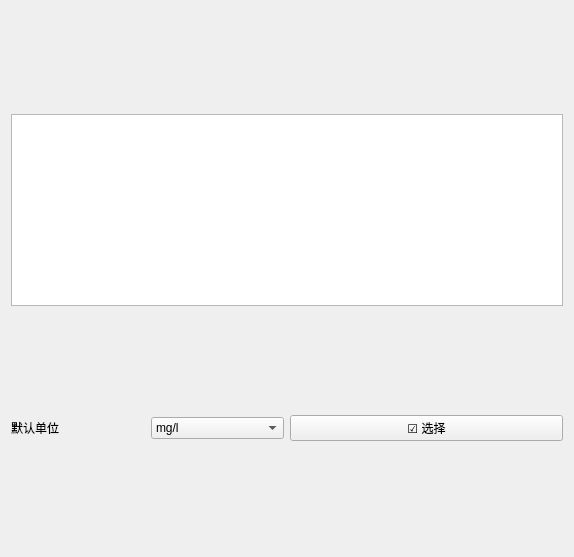
Above: src/config_ui/qt/src/config/ui/variant_edit/ve_unitset.ui from eth-from-zero/qzy-environmental-monitoring before the change. Below: the same form after it.
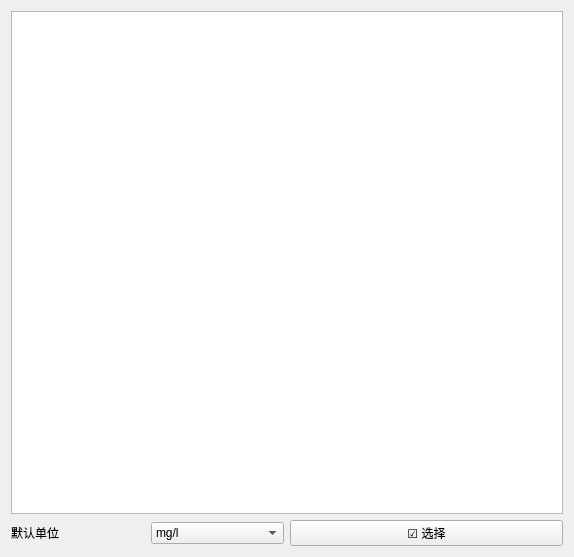
That is the form after the change.

```diff
--- a/src/config_ui/qt/src/config/ui/variant_edit/ve_unitset.ui
+++ b/src/config_ui/qt/src/config/ui/variant_edit/ve_unitset.ui
@@ -10,6 +10,12 @@
     <height>557</height>
    </rect>
   </property>
+  <property name="sizePolicy">
+   <sizepolicy hsizetype="Preferred" vsizetype="Expanding">
+    <horstretch>0</horstretch>
+    <verstretch>0</verstretch>
+   </sizepolicy>
+  </property>
   <property name="windowTitle">
    <string>Form</string>
   </property>
@@ -17,11 +23,17 @@
    <item>
     <widget class="QTableView" name="tv">
      <property name="sizePolicy">
-      <sizepolicy hsizetype="Expanding" vsizetype="Fixed">
+      <sizepolicy hsizetype="Preferred" vsizetype="MinimumExpanding">
        <horstretch>0</horstretch>
        <verstretch>0</verstretch>
       </sizepolicy>
      </property>
+     <property name="minimumSize">
+      <size>
+       <width>500</width>
+       <height>100</height>
+      </size>
+     </property>
     </widget>
    </item>
    <item>
```
